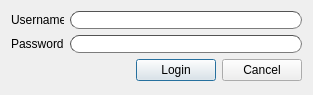
iceanimations/login, file ui/window.ui: the form before one commit.
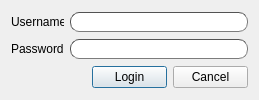
The form after the commit.

Commit message: username set on the ui as ui pops up and password retrieved and displayed

Diff of the .ui file:
```diff
--- a/ui/window.ui
+++ b/ui/window.ui
@@ -6,8 +6,8 @@
    <rect>
     <x>0</x>
     <y>0</y>
-    <width>313</width>
-    <height>95</height>
+    <width>259</width>
+    <height>100</height>
    </rect>
   </property>
   <property name="sizePolicy">
@@ -19,13 +19,13 @@
   <property name="minimumSize">
    <size>
     <width>0</width>
-    <height>95</height>
+    <height>100</height>
    </size>
   </property>
   <property name="maximumSize">
    <size>
     <width>16777215</width>
-    <height>95</height>
+    <height>100</height>
    </size>
   </property>
   <property name="windowTitle">
@@ -61,11 +61,16 @@
      </item>
      <item>
       <widget class="QLineEdit" name="usernameBox">
+       <property name="enabled">
+        <bool>false</bool>
+       </property>
        <property name="styleSheet">
         <string notr="true">border-width: 1px; 
 border-style: inset; 
 border-color: #535353; 
-border-radius: 9px; </string>
+border-radius: 9px;
+padding-left: 5px;
+padding-bottom: 2px;</string>
        </property>
        <property name="text">
         <string/>
@@ -110,7 +115,8 @@
         <string notr="true">border-width: 1px; 
 border-style: inset; 
 border-color: #535353; 
-border-radius: 9px;</string>
+border-radius: 9px;
+padding-bottom: 2px;</string>
        </property>
        <property name="echoMode">
         <enum>QLineEdit::Password</enum>
@@ -142,12 +148,30 @@
          <verstretch>0</verstretch>
         </sizepolicy>
        </property>
+       <property name="minimumSize">
+        <size>
+         <width>75</width>
+         <height>0</height>
+        </size>
+       </property>
+       <property name="maximumSize">
+        <size>
+         <width>75</width>
+         <height>16777215</height>
+        </size>
+       </property>
        <property name="styleSheet">
         <string notr="true"/>
        </property>
        <property name="text">
         <string>Login</string>
        </property>
+       <property name="autoDefault">
+        <bool>false</bool>
+       </property>
+       <property name="default">
+        <bool>true</bool>
+       </property>
       </widget>
      </item>
      <item>
@@ -158,12 +182,27 @@
          <verstretch>0</verstretch>
         </sizepolicy>
        </property>
+       <property name="minimumSize">
+        <size>
+         <width>75</width>
+         <height>0</height>
+        </size>
+       </property>
+       <property name="maximumSize">
+        <size>
+         <width>75</width>
+         <height>16777215</height>
+        </size>
+       </property>
        <property name="styleSheet">
         <string notr="true"/>
        </property>
        <property name="text">
         <string>Cancel</string>
        </property>
+       <property name="autoDefault">
+        <bool>false</bool>
+       </property>
       </widget>
      </item>
     </layout>
```
The commit also changes 1 other file.
